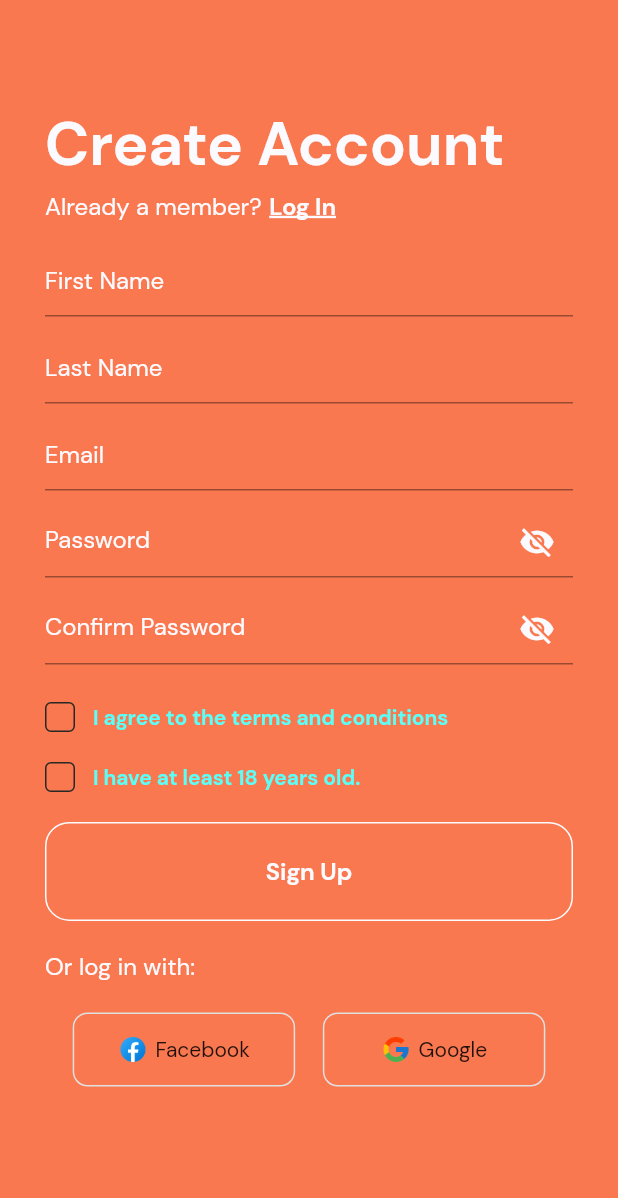
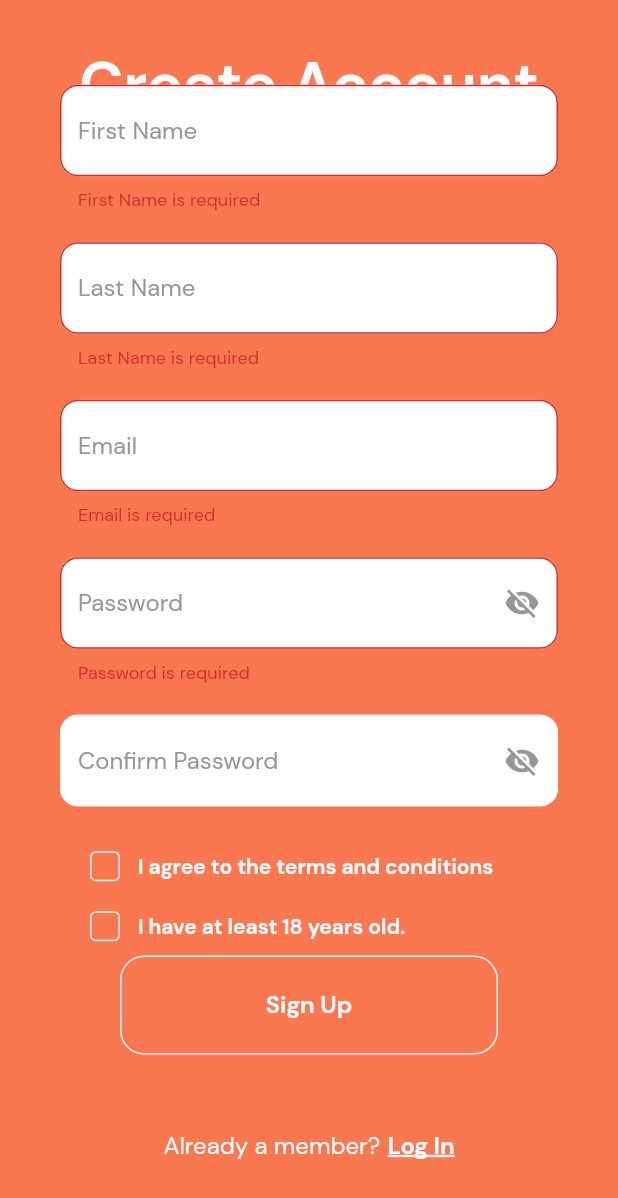
Before and after one commit to anassbelkas/Adzone_front, a Flutter app: the screen it shows after launch, after a tap on "Sign Up", on a phone screen of 412 x 824 dp. Shown: the top 1198 px of the screen. Run offline on Flutter 3.47's test engine with Material 2 defaults, Android fonts, the phone set to English and light mode, and no system bars; our stand-ins replace animated_splash_screen, dio, flutter_secure_storage, flutter_spinkit, google_fonts; missing offline and left inert: eventify, material_dialogs, spring.

Commit message:
signup rework

```diff
--- a/lib/main.dart
+++ b/lib/main.dart
@@ -1,4 +1,6 @@
+import 'package:adzone/screens/hello.dart';
 import 'package:adzone/screens/login.dart';
+import 'package:adzone/screens/signup.dart';
 import 'package:flutter/material.dart';
 import 'package:adzone/screens/splash.dart';
 
@@ -12,7 +14,7 @@ class MyApp extends StatelessWidget {
     return MaterialApp(
       debugShowCheckedModeBanner: false,
       theme: ThemeData(fontFamily: 'DM Sans'),
-      home: LogInScreen(),
+      home: SignUpScreen(),
     );
   }
 }
--- a/lib/screens/signup.dart
+++ b/lib/screens/signup.dart
@@ -54,16 +54,14 @@ class SignUpScreen extends StatelessWidget {
     CheckBox _checkBox2 = CheckBox('I have at least 18 years old.',
         controller: _checkBoxController2);
 
-    return Scaffold(
-      body: SingleChildScrollView(
-        child: Column(
-          crossAxisAlignment: CrossAxisAlignment.start,
-          children: [
-            SizedBox(
-              height: 70,
-            ),
+    _primaryButton.onPressed = () => _signUp(context);
+    Column _column = Column(
+      //space between the elements
+      mainAxisAlignment: MainAxisAlignment.spaceBetween,
+      crossAxisAlignment: CrossAxisAlignment.center,
+      children: <Widget>[
         Padding(
-              padding: kDefaultPadding,
+          padding: EdgeInsets.symmetric(vertical: 30),
           child: Text(
             'Create Account',
             style: TextStyle(
@@ -73,12 +71,16 @@ class SignUpScreen extends StatelessWidget {
             ),
           ),
         ),
-            SizedBox(
-              height: 5,
+        Column(
+          children: [
+            Padding(
+              padding: EdgeInsets.symmetric(horizontal: 80),
+              child: _primaryButton,
             ),
             Padding(
-              padding: kDefaultPadding,
+              padding: EdgeInsets.symmetric(vertical: 50),
               child: Row(
+                mainAxisAlignment: MainAxisAlignment.center,
                 children: [
                   Text(
                     'Already a member?',
@@ -104,10 +106,17 @@ class SignUpScreen extends StatelessWidget {
                   )
                 ],
               ),
-            ),
-            SizedBox(
-              height: 10,
-            ),
+            )
+          ],
+        )
+      ],
+    );
+
+    Column _column2 = Column(
+      crossAxisAlignment: CrossAxisAlignment.start,
+      //center
+      mainAxisAlignment: MainAxisAlignment.center,
+      children: [
         Padding(
           padding: kDefaultPadding,
           child: _signUpForm,
@@ -116,57 +125,23 @@ class SignUpScreen extends StatelessWidget {
           height: 20,
         ),
         Padding(
-              padding: kDefaultPadding,
+          padding: EdgeInsets.symmetric(horizontal: 60),
           child: _checkBox,
         ),
         SizedBox(
           height: 20,
         ),
         Padding(
-              padding: kDefaultPadding,
+          padding: EdgeInsets.symmetric(horizontal: 60),
           child: _checkBox2,
         ),
         SizedBox(
-              height: 20,
-            ),
-            Padding(
-              padding: kDefaultPadding,
-              child: GestureDetector(
-                onTap: () {
-                  if (!_isDisabled) {
-                    _signUp(context);
-                  }
-                },
-                child: _primaryButton,
-              ),
-            ),
-            // Padding(
-            //   padding: kDefaultPadding,
-            //   child: PrimaryButton(buttonText: 'Sign Up'),
-            // ),
-            SizedBox(
-              height: 20,
-            ),
-            Padding(
-              padding: kDefaultPadding,
-              child: Text(
-                'Or log in with:',
-                style: subTitle.copyWith(color: kWhiteColor),
-              ),
-            ),
-            SizedBox(
-              height: 20,
-            ),
-            Padding(
-              padding: kDefaultPadding,
-              child: LoginOption(),
-            ),
-            SizedBox(
-              height: 20,
+          height: 150,
         ),
       ],
-        ),
-      ),
+    );
+    return Scaffold(
+      body: Stack(children: [_column, _column2]),
       backgroundColor: kPrimaryColor,
     );
   }
--- a/lib/widgets/checkbox.dart
+++ b/lib/widgets/checkbox.dart
@@ -23,7 +23,7 @@ class CheckBox extends StatefulWidget {
 
 class _CheckBoxState extends State<CheckBox> {
   bool _isSelected = false;
-  Color _borderColor = kBlackColor;
+  Color _borderColor = kWhiteColor;
   final SpringController _springController =
       SpringController(initialAnim: Motion.pause);
   @override
@@ -52,7 +52,7 @@ class _CheckBoxState extends State<CheckBox> {
               onTap: () {
                 setState(() {
                   _isSelected = !_isSelected;
-                  _borderColor = kBlackColor;
+                  _borderColor = kWhiteColor;
                   _springController.play(motion: Motion.pause);
                 });
               },
@@ -69,7 +69,7 @@ class _CheckBoxState extends State<CheckBox> {
                         ? Icon(
                             Icons.check,
                             size: 17,
-                            color: kSecondaryColor,
+                            color: kWhiteColor,
                           )
                         : null,
                   )),
@@ -81,7 +81,7 @@ class _CheckBoxState extends State<CheckBox> {
               widget.text,
               style: TextStyle(
                 fontWeight: FontWeight.bold,
-                color: kSecondaryColor,
+                color: kWhiteColor,
               ),
             ),
           ],
--- a/lib/widgets/login_form.dart
+++ b/lib/widgets/login_form.dart
@@ -138,7 +138,7 @@ class _LogInFormState extends State<LogInForm> {
                     color: kWhiteColor,
                   ),
                   focusedBorder: OutlineInputBorder(
-                    borderRadius: BorderRadius.circular(10.0),
+                    borderRadius: BorderRadius.circular(12.0),
                     borderSide: BorderSide(color: kWhiteColor),
                   ),
                   suffixIcon: pass
@@ -151,11 +151,11 @@ class _LogInFormState extends State<LogInForm> {
                           icon: _isObscure
                               ? Icon(
                                   Icons.visibility_off,
-                                  color: kWhiteColor,
+                                  color: Color(0xFF979797),
                                 )
                               : Icon(
                                   Icons.visibility,
-                                  color: kWhiteColor,
+                                  color: Color(0xFF979797),
                                 ),
                         )
                       : null),
--- a/lib/widgets/signup_form.dart
+++ b/lib/widgets/signup_form.dart
@@ -114,21 +114,32 @@ class _SignUpFormState extends State<SignUpForm> {
   Padding buildInputForm(String hint, bool pass, Function validator,
       {TextEditingController controller, bool error = false}) {
     return Padding(
-        padding: EdgeInsets.symmetric(vertical: 5),
+        padding: EdgeInsets.symmetric(vertical: 10, horizontal: 10),
         child: TextFormField(
           validator: ((value) => validator(value)),
           controller: controller,
           obscureText: pass ? _isObscure : false,
           decoration: InputDecoration(
+            filled: true,
+            fillColor: Colors.white,
             hintText: hint,
             errorText: error
                 ? errorMessage.isEmpty
                     ? null
                     : errorMessage
                 : null,
-            hintStyle: TextStyle(color: kWhiteColor),
-            focusedBorder: UnderlineInputBorder(
-                borderSide: BorderSide(color: kWhiteColor)),
+            hintStyle: TextStyle(color: Color(0xFF979797)),
+            enabledBorder: OutlineInputBorder(
+              borderSide: BorderSide(color: Colors.white),
+              borderRadius: BorderRadius.circular(12),
+            ),
+            border: OutlineInputBorder(
+              borderRadius: BorderRadius.circular(12.0),
+            ),
+            focusedBorder: OutlineInputBorder(
+              borderSide: BorderSide(color: Colors.white),
+              borderRadius: BorderRadius.circular(12),
+            ),
             suffixIcon: pass
                 ? IconButton(
                     onPressed: () {
@@ -139,11 +150,11 @@ class _SignUpFormState extends State<SignUpForm> {
                     icon: _isObscure
                         ? Icon(
                             Icons.visibility_off,
-                            color: kWhiteColor,
+                            color: Color(0xFF979797),
                           )
                         : Icon(
                             Icons.visibility,
-                            color: kWhiteColor,
+                            color: Color(0xFF979797),
                           ))
                 : null,
           ),
--- a/pubspec.yaml
+++ b/pubspec.yaml
@@ -36,6 +36,7 @@ dependencies:
   material_dialogs: ^1.1.3
   spring: ^2.0.2
   flutter_screenutil: ^5.5.3+2
+  animations: ^2.0.2
 
 dev_dependencies:
   flutter_test:
```
Also changed, not shown: lib/screens/hello.dart (added, +250 -0 lines), lib/screens/login.dart (+23 -3 lines), lib/screens/reset_password.dart (+9 -1 lines), lib/widgets/return_arrow.dart (added, +37 -0 lines), pubspec.lock. Lines whose indentation alone changed are shown as unchanged.
